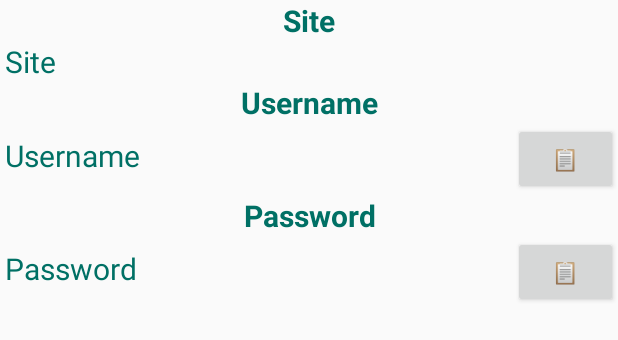
After one commit to CharlieGitDB/Shall-Not-Pass, an Android app: the layout account_overview_dialog.xml on its own in the app's theme, with its tools: preview values and no code run, on a phone screen of 412 x 824 dp. The commit adds this screen. Shown: the top 340 px of the screen. Run offline under Robolectric (Android 15) with nearby library versions, the phone set to English and light mode, and no system bars.

Commit message:
Add copying of username and password from account overview dialog functionality

```diff
--- a/app/src/main/java/io/coomat/shallnotpass/PasswordActivity.java
+++ b/app/src/main/java/io/coomat/shallnotpass/PasswordActivity.java
@@ -86,6 +86,7 @@ public class PasswordActivity extends AppCompatActivity implements MaterialSearc
             public void onDataClicked(int rowIndex, Account account) {
                 dialogMaker.showAccountDialog(
                         PasswordActivity.this,
+                        getLayoutInflater(),
                         account
                 );
             }
--- /dev/null
+++ b/app/src/main/res/layout/account_overview_dialog.xml
@@ -0,0 +1,90 @@
+<?xml version="1.0" encoding="utf-8"?>
+<LinearLayout xmlns:android="http://schemas.android.com/apk/res/android"
+    android:orientation="vertical" android:layout_width="match_parent"
+    android:layout_height="wrap_content">
+
+    <TextView
+        android:id="@+id/siteTitleTextView"
+        android:layout_width="match_parent"
+        android:layout_height="wrap_content"
+        android:gravity="center"
+        android:text="@string/site"
+        android:textColor="@color/colorPrimary"
+        android:textSize="20sp"
+        android:textStyle="bold" />
+
+    <TextView
+        android:id="@+id/siteTextView"
+        android:layout_width="match_parent"
+        android:layout_height="wrap_content"
+        android:text="@string/site"
+        android:paddingLeft="3dp"
+        android:textColor="@color/colorPrimary"
+        android:textSize="20sp" />
+
+    <TextView
+        android:id="@+id/usernameTitleTextView"
+        android:layout_width="match_parent"
+        android:layout_height="wrap_content"
+        android:gravity="center"
+        android:text="@string/username"
+        android:textColor="@color/colorPrimary"
+        android:textSize="20sp"
+        android:textStyle="bold" />
+
+    <LinearLayout
+        android:layout_width="match_parent"
+        android:layout_height="match_parent"
+        android:orientation="horizontal">
+
+        <TextView
+            android:id="@+id/usernameTextView"
+            android:layout_width="359dp"
+            android:layout_height="wrap_content"
+            android:layout_weight="1" android:text="@string/username"
+            android:paddingLeft="3dp"
+            android:textColor="@color/colorPrimary"
+            android:textSize="20sp" />
+
+        <Button
+            android:id="@+id/copyUsername"
+            android:layout_width="wrap_content"
+            android:layout_height="wrap_content"
+            android:layout_weight="1"
+            android:text="@string/copy" />
+    </LinearLayout>
+
+    <TextView
+        android:id="@+id/passwordTitleTextView"
+        android:layout_width="match_parent"
+        android:layout_height="wrap_content"
+        android:gravity="center"
+        android:text="@string/password"
+        android:textColor="@color/colorPrimary"
+        android:textSize="20sp"
+        android:textStyle="bold" />
+
+    <LinearLayout
+        android:layout_width="match_parent"
+        android:layout_height="match_parent"
+        android:orientation="horizontal">
+
+        <TextView
+            android:id="@+id/passwordTextView"
+            android:layout_width="359dp"
+            android:layout_height="wrap_content"
+            android:layout_weight="1"
+            android:paddingLeft="3dp"
+            android:text="@string/password"
+            android:textColor="@color/colorPrimary"
+            android:textSize="20sp" />
+
+        <Button
+            android:id="@+id/copyPassword"
+            android:layout_width="wrap_content"
+            android:layout_height="wrap_content"
+            android:layout_weight="1"
+            android:text="@string/copy" />
+    </LinearLayout>
+
+</LinearLayout>
--- a/app/src/main/res/values/strings.xml
+++ b/app/src/main/res/values/strings.xml
@@ -14,4 +14,5 @@
     <string name="content_description">Shall Not Pass</string>
     <string name="search_for_account">Search for account</string>
     <string name="key">🔑</string>
+    <string name="copy">📋</string>
 </resources>
```
Also changed, not shown: app/src/main/java/io/coomat/shallnotpass/util/ClipboardUtil.java (added, +15 -0 lines), app/src/main/java/io/coomat/shallnotpass/util/DialogMaker.java (+24 -16 lines), build.gradle (line endings or trailing spaces).
